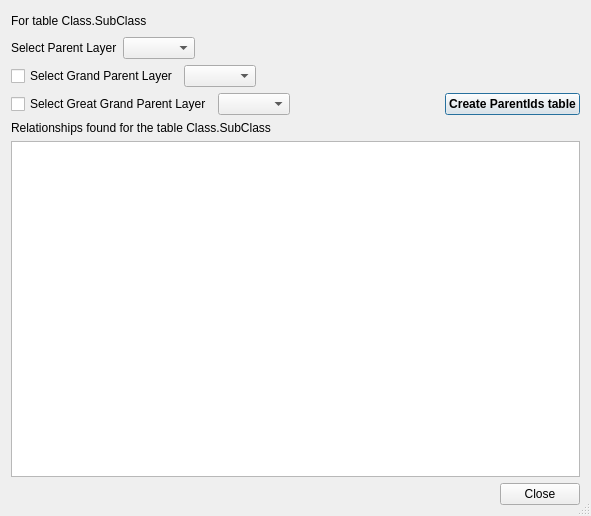
Above: swedigarch_plugin/class_subclass_browser_parent_id_dialog.ui from swedigarch/QGIS-plugin before the change. Below: the same form after it.
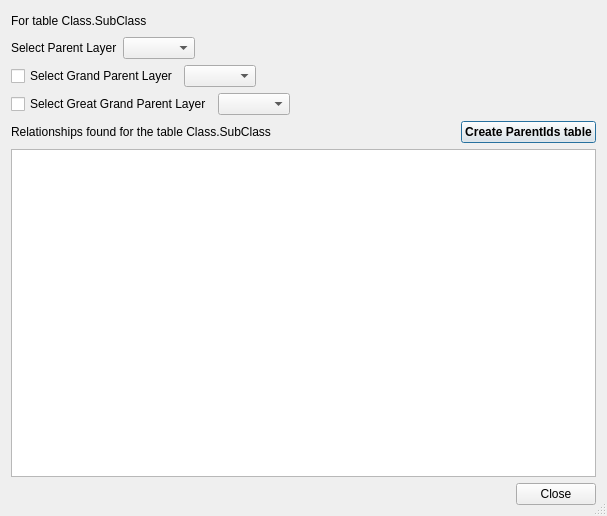
That is the form after the change. Icons and pictures are not drawn.

Commit message: class_subclass_and_parentid_ui_adjustments

```diff
--- a/swedigarch_plugin/class_subclass_browser_parent_id_dialog.ui
+++ b/swedigarch_plugin/class_subclass_browser_parent_id_dialog.ui
@@ -6,7 +6,7 @@
    <rect>
     <x>0</x>
     <y>0</y>
-    <width>591</width>
+    <width>607</width>
     <height>516</height>
    </rect>
   </property>
@@ -136,29 +136,46 @@
        </property>
       </spacer>
      </item>
-     <item>
-      <widget class="QPushButton" name="pushButton_generate_parent_id">
-       <property name="font">
-        <font>
-         <weight>75</weight>
-         <bold>true</bold>
-        </font>
-       </property>
-       <property name="text">
-        <string>Create ParentIds table</string>
-       </property>
-      </widget>
-     </item>
     </layout>
    </item>
    <item row="4" column="0">
     <layout class="QVBoxLayout" name="verticalLayout">
      <item>
-      <widget class="QLabel" name="label_found_relationships">
-       <property name="text">
-        <string>Relationships found for the table Class.SubClass</string>
-       </property>
-      </widget>
+      <layout class="QHBoxLayout" name="horizontalLayout_6">
+       <item>
+        <widget class="QLabel" name="label_found_relationships">
+         <property name="text">
+          <string>Relationships found for the table Class.SubClass</string>
+         </property>
+        </widget>
+       </item>
+       <item>
+        <spacer name="horizontalSpacer_6">
+         <property name="orientation">
+          <enum>Qt::Horizontal</enum>
+         </property>
+         <property name="sizeHint" stdset="0">
+          <size>
+           <width>40</width>
+           <height>20</height>
+          </size>
+         </property>
+        </spacer>
+       </item>
+       <item>
+        <widget class="QPushButton" name="pushButton_generate_parent_id">
+         <property name="font">
+          <font>
+           <weight>75</weight>
+           <bold>true</bold>
+          </font>
+         </property>
+         <property name="text">
+          <string>Create ParentIds table</string>
+         </property>
+        </widget>
+       </item>
+      </layout>
      </item>
      <item>
       <widget class="QTableView" name="tableView_parent">
```
Left out of the diff: 36 changed lines with no effect on the pictures. The commit also changes 3 other files.
